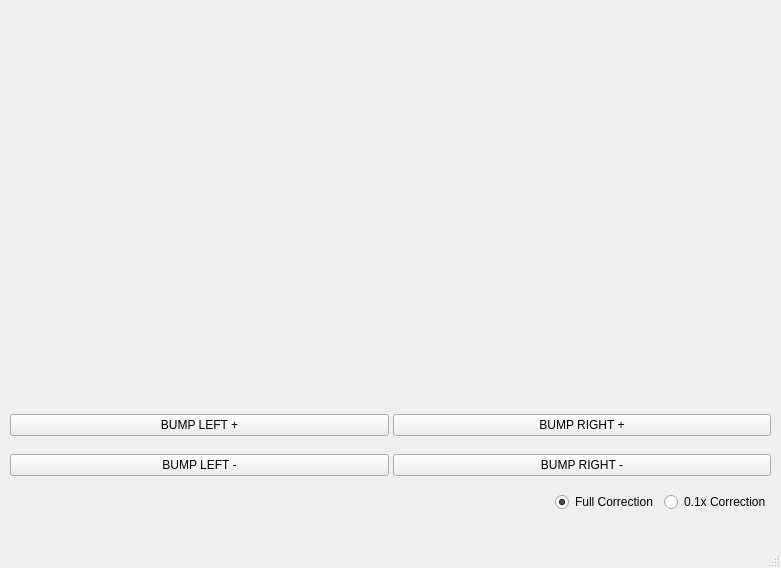
Old version of the form i10beamlineui.ui in the repository DiamondLightSource/i10switching.
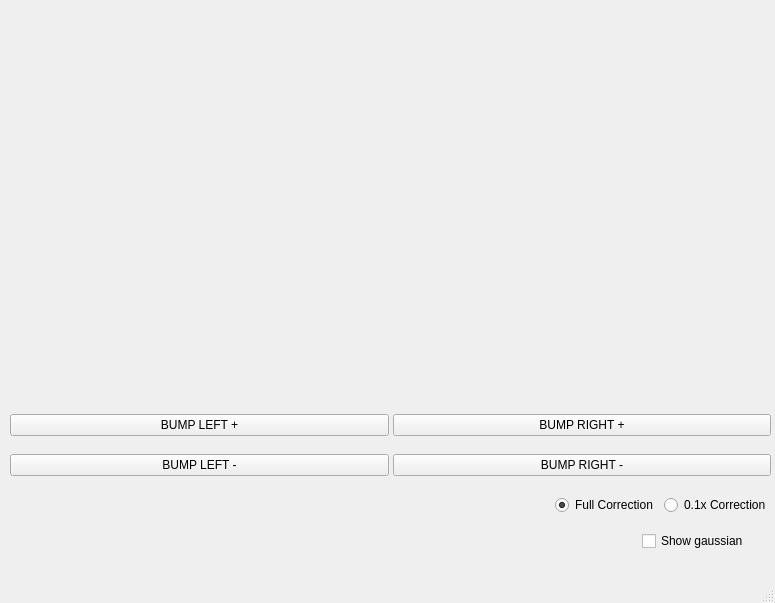
New version of the form.

Commit message: Added option of plotting a standard gaussian over data to compare it

What changed in the file:
```diff
--- a/i10beamlineui.ui
+++ b/i10beamlineui.ui
@@ -6,8 +6,8 @@
    <rect>
     <x>0</x>
     <y>0</y>
-    <width>781</width>
-    <height>568</height>
+    <width>775</width>
+    <height>603</height>
    </rect>
   </property>
   <property name="windowTitle">
@@ -69,7 +69,7 @@
       <x>10</x>
       <y>490</y>
       <width>761</width>
-      <height>24</height>
+      <height>31</height>
      </rect>
     </property>
     <layout class="QGridLayout" name="gridLayout">
@@ -116,6 +116,19 @@
     </property>
     <layout class="QVBoxLayout" name="graph_layout"/>
    </widget>
+   <widget class="QCheckBox" name="checkBox">
+    <property name="geometry">
+     <rect>
+      <x>642</x>
+      <y>530</y>
+      <width>131</width>
+      <height>22</height>
+     </rect>
+    </property>
+    <property name="text">
+     <string>Show gaussian</string>
+    </property>
+   </widget>
   </widget>
   <widget class="QMenuBar" name="menubar">
    <property name="geometry">
```
Left out of the diff: 4 changed lines with no effect on the pictures. The commit also changes 3 other files.
